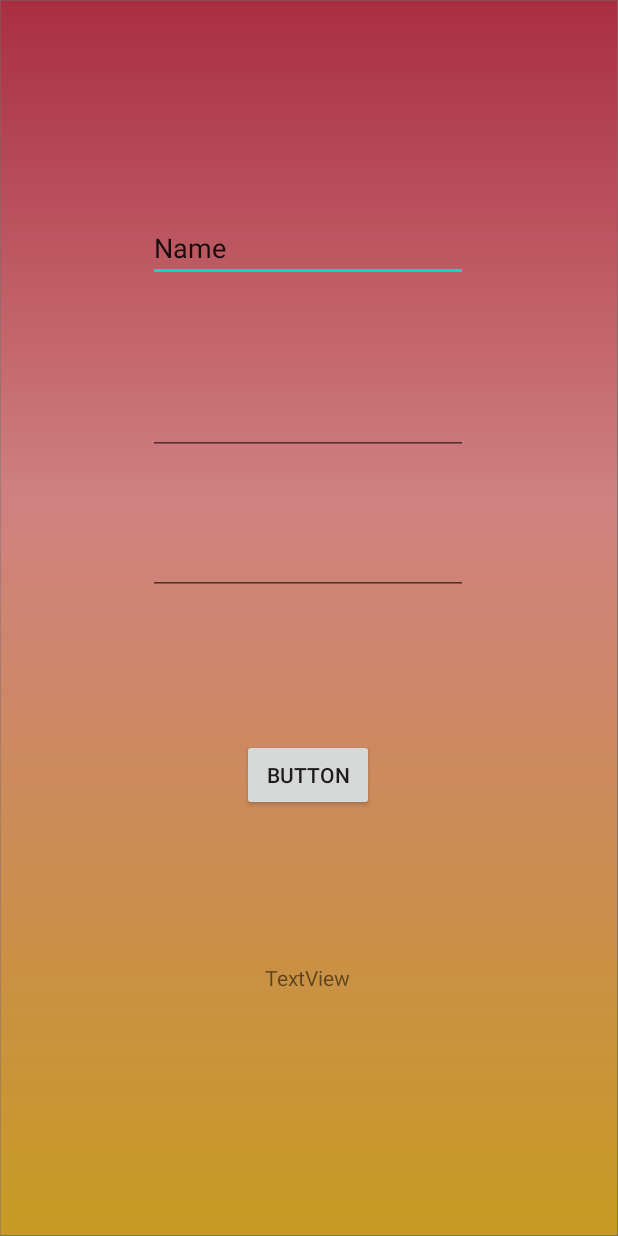
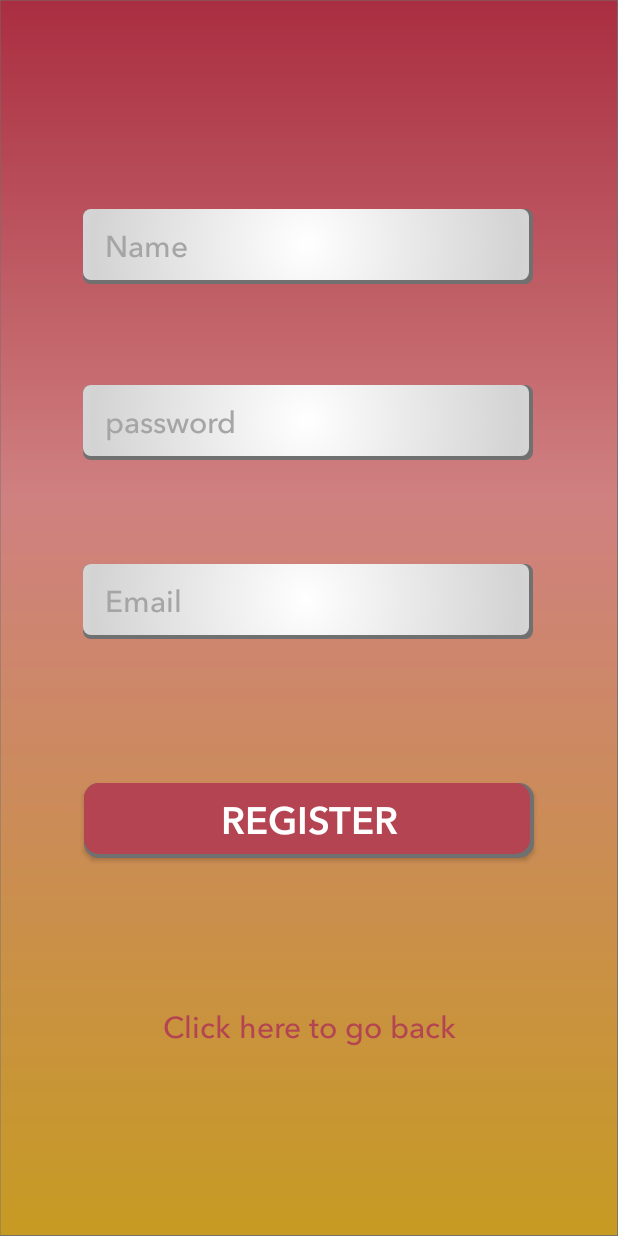
Before and after one commit to BeefxWellington/CMSC355Project, an Android app: the RegisterActivity screen opened directly, with no data from a screen before it, on a phone screen of 412 x 824 dp. Run offline under Robolectric (Android 15) with nearby library versions, the phone set to English and light mode, and no system bars.

Commit message:
Updated xml layout for RegisterActivity.java

```diff
--- a/app/src/main/res/layout/activity_register.xml
+++ b/app/src/main/res/layout/activity_register.xml
@@ -9,11 +9,16 @@
 
     <EditText
         android:id="@+id/etName"
-        android:layout_width="wrap_content"
-        android:layout_height="wrap_content"
+        android:layout_width="300dp"
+        android:layout_height="50dp"
+        android:layout_marginBottom="12dp"
+        android:background="@drawable/input_field"
         android:ems="10"
+        android:fontFamily="@font/avenirlight"
+        android:hint="Name"
         android:inputType="textPersonName"
-        android:text="Name"
+        android:textColorHint="@color/gray"
+        android:textSize="20sp"
         app:layout_constraintBottom_toBottomOf="parent"
         app:layout_constraintEnd_toEndOf="parent"
         app:layout_constraintHorizontal_bias="0.497"
@@ -23,10 +28,16 @@
 
     <EditText
         android:id="@+id/etPassword"
-        android:layout_width="wrap_content"
-        android:layout_height="wrap_content"
+        android:layout_width="300dp"
+        android:layout_height="50dp"
+        android:layout_marginBottom="12dp"
+        android:background="@drawable/input_field"
         android:ems="10"
+        android:fontFamily="@font/avenirlight"
+        android:hint="password"
         android:inputType="textPassword"
+        android:textColorHint="@color/gray"
+        android:textSize="20sp"
         app:layout_constraintBottom_toBottomOf="parent"
         app:layout_constraintEnd_toEndOf="parent"
         app:layout_constraintHorizontal_bias="0.497"
@@ -36,24 +47,34 @@
 
     <EditText
         android:id="@+id/etEmail"
-        android:layout_width="wrap_content"
-        android:layout_height="wrap_content"
-        android:layout_marginTop="48dp"
+        android:layout_width="300dp"
+        android:layout_height="50dp"
+        android:layout_marginBottom="12dp"
+        android:background="@drawable/input_field"
         android:ems="10"
+        android:fontFamily="@font/avenirlight"
+        android:hint="Email"
         android:inputType="textEmailAddress"
+        android:textColorHint="@color/gray"
+        android:textSize="20sp"
         app:layout_constraintBottom_toBottomOf="parent"
         app:layout_constraintEnd_toEndOf="parent"
-        app:layout_constraintHorizontal_bias="0.497"
+        app:layout_constraintHorizontal_bias="0.495"
         app:layout_constraintStart_toStartOf="parent"
         app:layout_constraintTop_toBottomOf="@+id/etPassword"
-        app:layout_constraintVertical_bias="0.0" />
+        app:layout_constraintVertical_bias="0.152" />
 
     <Button
         android:id="@+id/btnRegister"
-        android:layout_width="wrap_content"
-        android:layout_height="wrap_content"
+        android:layout_width="300dp"
+        android:layout_height="50dp"
         android:layout_marginTop="96dp"
-        android:text="Button"
+        android:background="@drawable/login_button"
+        android:fontFamily="@font/avenirregular"
+        android:text="REGISTER"
+        android:textAllCaps="false"
+        android:textColor="@color/white"
+        android:textSize="25sp"
         app:layout_constraintBottom_toBottomOf="parent"
         app:layout_constraintEnd_toEndOf="parent"
         app:layout_constraintHorizontal_bias="0.498"
@@ -63,13 +84,17 @@
 
     <TextView
         android:id="@+id/tvGoback"
-        android:layout_width="wrap_content"
-        android:layout_height="wrap_content"
-        android:layout_marginTop="101dp"
-        android:text="TextView"
+        android:layout_width="300dp"
+        android:layout_height="25dp"
+        android:layout_marginTop="100dp"
+        android:gravity="center"
+        android:fontFamily="@font/avenirlight"
+        android:text="Click here to go back"
+        android:textColor="@color/red"
+        android:textSize="20sp"
         app:layout_constraintBottom_toBottomOf="parent"
         app:layout_constraintEnd_toEndOf="parent"
-        app:layout_constraintHorizontal_bias="0.498"
+        app:layout_constraintHorizontal_bias="0.5"
         app:layout_constraintStart_toStartOf="parent"
         app:layout_constraintTop_toBottomOf="@+id/btnRegister"
         app:layout_constraintVertical_bias="0.0" />
```
